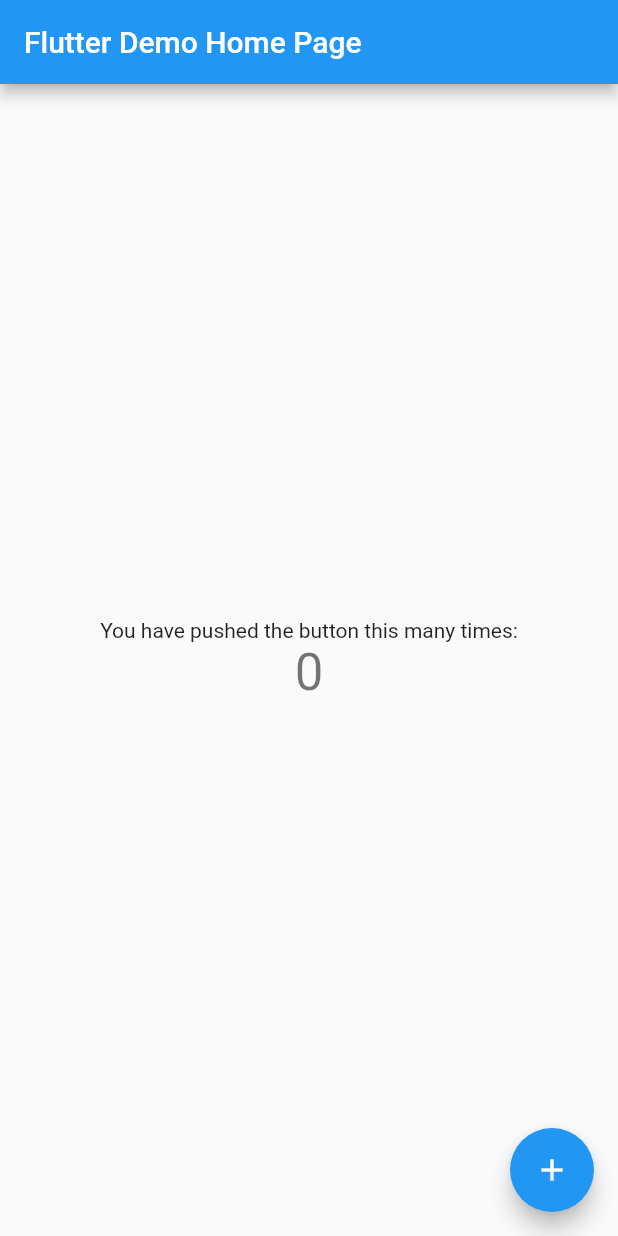
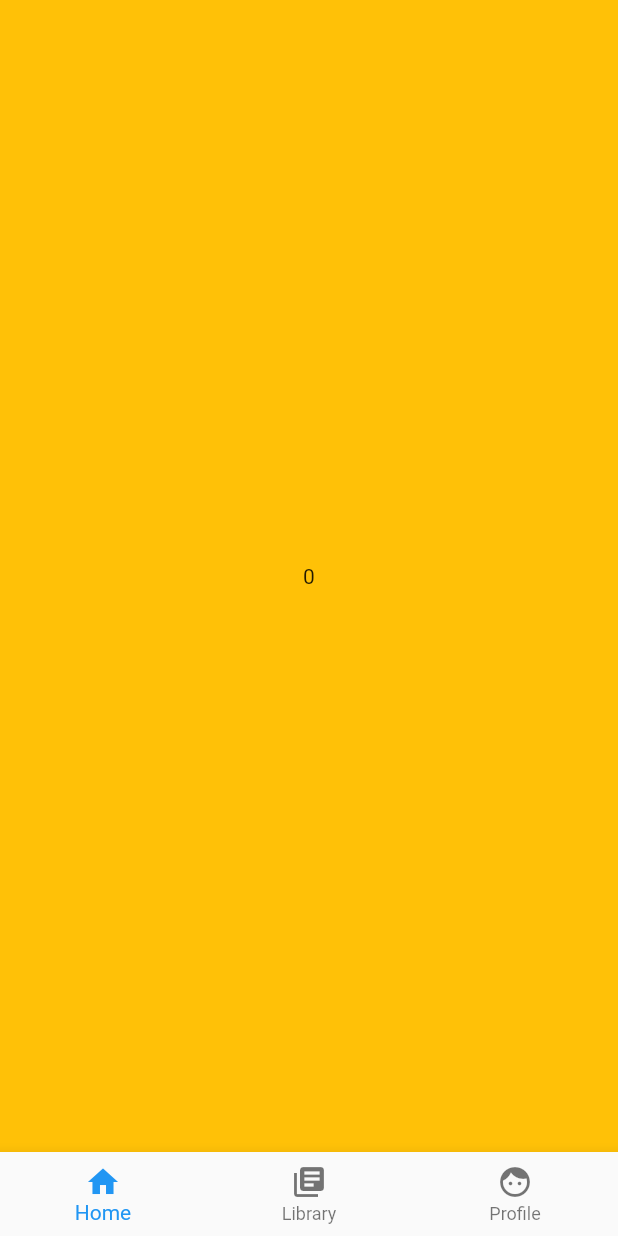
Before and after one commit to simplesoft-duongdt3/comic_reader_flutter, a Flutter app: the screen it shows after launch, on a phone screen of 412 x 824 dp. Run offline on Flutter 3.47's test engine with Material 2 defaults, Android fonts, the phone set to English and light mode, and no system bars.

Commit message:
add home pageview + bottom bar

```diff
--- a/lib/main.dart
+++ b/lib/main.dart
@@ -1,4 +1,6 @@
 import 'package:flutter/material.dart';
+
+import 'presentation/home/home.dart';
 
 void main() {
   runApp(const MyApp());
@@ -7,109 +9,14 @@
 class MyApp extends StatelessWidget {
   const MyApp({Key? key}) : super(key: key);
 
-  // This widget is the root of your application.
   @override
   Widget build(BuildContext context) {
     return MaterialApp(
       title: 'Flutter Demo',
       theme: ThemeData(
-        // This is the theme of your application.
-        //
-        // Try running your application with "flutter run". You'll see the
-        // application has a blue toolbar. Then, without quitting the app, try
-        // changing the primarySwatch below to Colors.green and then invoke
-        // "hot reload" (press "r" in the console where you ran "flutter run",
-        // or simply save your changes to "hot reload" in a Flutter IDE).
-        // Notice that the counter didn't reset back to zero; the application
-        // is not restarted.
         primarySwatch: Colors.blue,
       ),
-      home: const MyHomePage(title: 'Flutter Demo Home Page'),
+      home: const HomeWidget(),
     );
   }
 }
-
-class MyHomePage extends StatefulWidget {
-  const MyHomePage({Key? key, required this.title}) : super(key: key);
-
-  // This widget is the home page of your application. It is stateful, meaning
-  // that it has a State object (defined below) that contains fields that affect
-  // how it looks.
-
-  // This class is the configuration for the state. It holds the values (in this
-  // case the title) provided by the parent (in this case the App widget) and
-  // used by the build method of the State. Fields in a Widget subclass are
-  // always marked "final".
-
-  final String title;
-
-  @override
-  State<MyHomePage> createState() => _MyHomePageState();
-}
-
-class _MyHomePageState extends State<MyHomePage> {
-  int _counter = 0;
-
-  void _incrementCounter() {
-    setState(() {
-      // This call to setState tells the Flutter framework that something has
-      // changed in this State, which causes it to rerun the build method below
-      // so that the display can reflect the updated values. If we changed
-      // _counter without calling setState(), then the build method would not be
-      // called again, and so nothing would appear to happen.
-      _counter++;
-    });
-  }
-
-  @override
-  Widget build(BuildContext context) {
-    // This method is rerun every time setState is called, for instance as done
-    // by the _incrementCounter method above.
-    //
-    // The Flutter framework has been optimized to make rerunning build methods
-    // fast, so that you can just rebuild anything that needs updating rather
-    // than having to individually change instances of widgets.
-    return Scaffold(
-      appBar: AppBar(
-        // Here we take the value from the MyHomePage object that was created by
-        // the App.build method, and use it to set our appbar title.
-        title: Text(widget.title),
-      ),
-      body: Center(
-        // Center is a layout widget. It takes a single child and positions it
-        // in the middle of the parent.
-        child: Column(
-          // Column is also a layout widget. It takes a list of children and
-          // arranges them vertically. By default, it sizes itself to fit its
-          // children horizontally, and tries to be as tall as its parent.
-          //
-          // Invoke "debug painting" (press "p" in the console, choose the
-          // "Toggle Debug Paint" action from the Flutter Inspector in Android
-          // Studio, or the "Toggle Debug Paint" command in Visual Studio Code)
-          // to see the wireframe for each widget.
-          //
-          // Column has various properties to control how it sizes itself and
-          // how it positions its children. Here we use mainAxisAlignment to
-          // center the children vertically; the main axis here is the vertical
-          // axis because Columns are vertical (the cross axis would be
-          // horizontal).
-          mainAxisAlignment: MainAxisAlignment.center,
-          children: <Widget>[
-            const Text(
-              'You have pushed the button this many times:',
-            ),
-            Text(
-              '$_counter',
-              style: Theme.of(context).textTheme.headline4,
-            ),
-          ],
-        ),
-      ),
-      floatingActionButton: FloatingActionButton(
-        onPressed: _incrementCounter,
-        tooltip: 'Increment',
-        child: const Icon(Icons.add),
-      ), // This trailing comma makes auto-formatting nicer for build methods.
-    );
-  }
-}
--- /dev/null
+++ b/lib/presentation/home/home.dart
@@ -0,0 +1,75 @@
+import 'package:flutter/material.dart';
+
+class HomeWidget extends StatefulWidget {
+  const HomeWidget({Key? key}) : super(key: key);
+
+  @override
+  State<HomeWidget> createState() => _HomeWidgetState();
+}
+
+class _HomeWidgetState extends State<HomeWidget> {
+  int _currentTab = 0;
+  final PageController _pageController = PageController(
+    initialPage: 0,
+    keepPage: true,
+  );
+
+  @override
+  Widget build(BuildContext context) {
+    return Scaffold(
+      bottomNavigationBar: _buildBottomBar(),
+      body: PageView.builder(
+        controller: _pageController,
+        itemBuilder: (context, index) {
+          return Container(
+            color: _getColor(index),
+            child: Center(
+              child: Text("$index"),
+            ),
+          );
+        },
+        itemCount: 3,
+        onPageChanged: (index) {
+          setState(() {
+            _currentTab = index;
+          });
+        },
+      ),
+    );
+  }
+
+  Color _getColor(int index) {
+    switch (index) {
+      case 0:
+        return Colors.amber;
+      case 1:
+        return Colors.blueGrey;
+      case 2:
+        return Colors.deepOrange;
+      default:
+        return Colors.white;
+    }
+  }
+
+  BottomNavigationBar _buildBottomBar() {
+    return BottomNavigationBar(
+      items: const [
+        BottomNavigationBarItem(icon: Icon(Icons.home), label: "Home"),
+        BottomNavigationBarItem(
+            icon: Icon(Icons.library_books), label: "Library"),
+        BottomNavigationBarItem(icon: Icon(Icons.face), label: "Profile"),
+      ],
+      onTap: (index) {
+        setState(() {
+          _currentTab = index;
+          _pageController.animateToPage(
+            _currentTab,
+            duration: const Duration(milliseconds: 200),
+            curve: Curves.easeIn,
+          );
+        });
+      },
+      currentIndex: _currentTab,
+    );
+  }
+}
```
